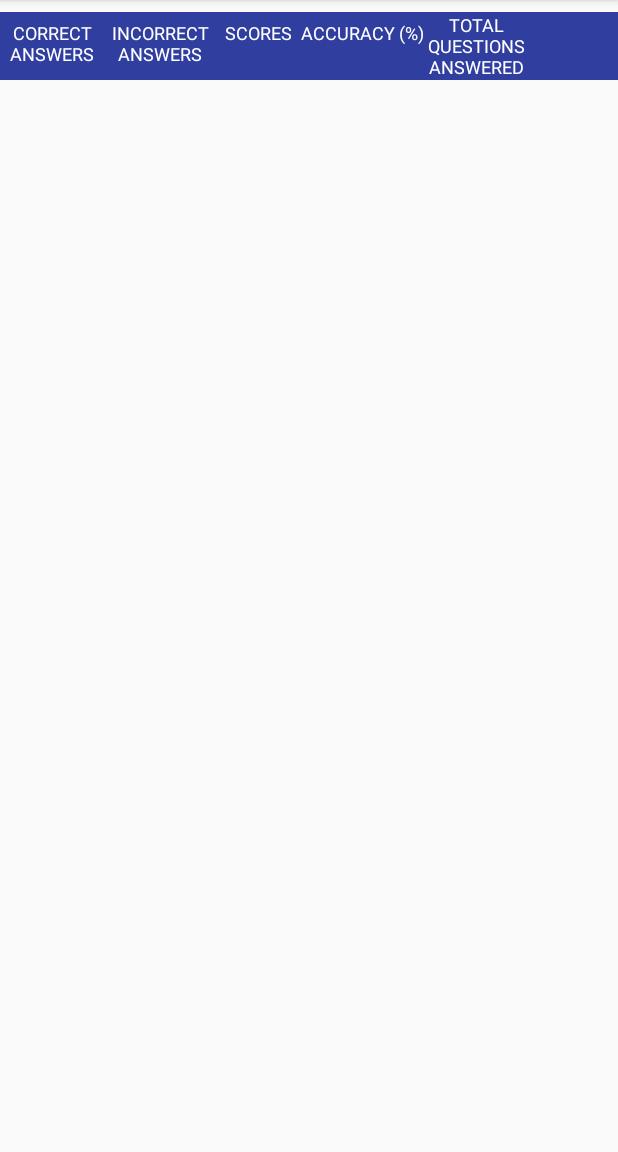
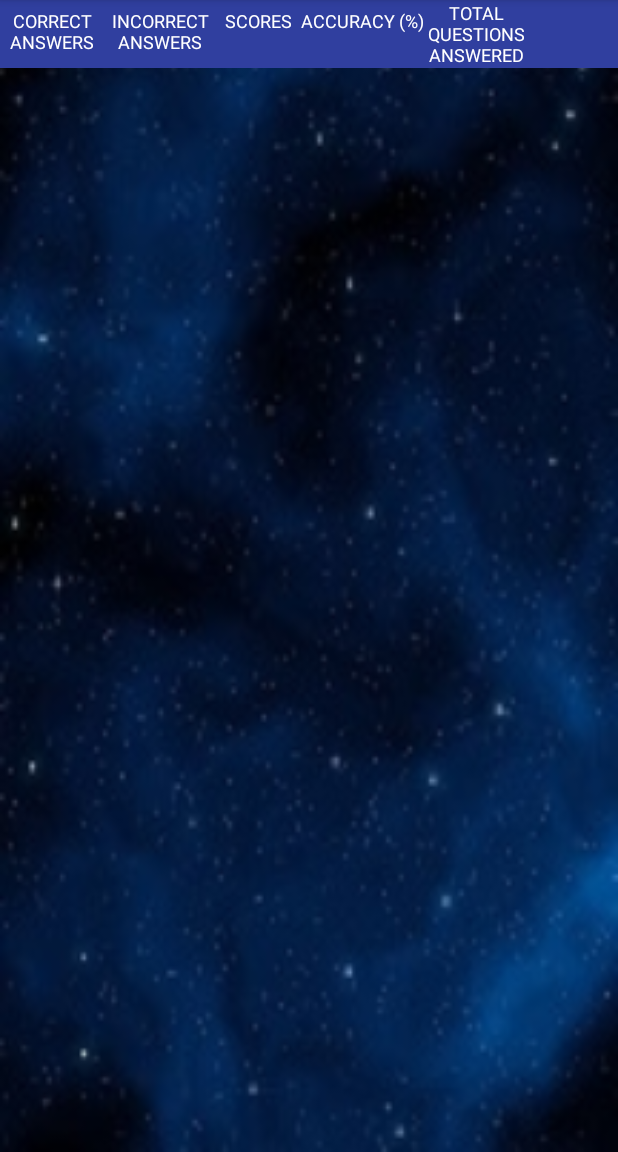
Before and after one commit to rananotfound/BrainShaker_QuizApp, an Android app: the HighScoreBoard screen opened directly, with no data from a screen before it, on a phone screen of 412 x 824 dp, the part 84-1236 px from its top. Run offline under Robolectric (Android 15) with nearby library versions, the phone set to English and light mode, and no system bars; Roboto replaces fonts that are not available here.

Commit message:
third commit

```diff
--- a/app/src/main/java/com/ashutoshrana/brainshakerquizapp/HighScoreBoard.java
+++ b/app/src/main/java/com/ashutoshrana/brainshakerquizapp/HighScoreBoard.java
@@ -2,6 +2,7 @@ package com.ashutoshrana.brainshakerquizapp;
 
 import android.support.v7.app.AppCompatActivity;
 import android.os.Bundle;
+import android.widget.TableLayout;
 
 public class HighScoreBoard extends AppCompatActivity {
 
@@ -10,7 +11,7 @@ public class HighScoreBoard extends AppCompatActivity {
         super.onCreate(savedInstanceState);
         setContentView(R.layout.activity_high_score_board);
 
-
+        TableLayout mylist=(TableLayout) findViewById(R.id.table_lay);
 
     }
 }
--- a/app/src/main/java/com/ashutoshrana/brainshakerquizapp/ScoreBoard.java
+++ b/app/src/main/java/com/ashutoshrana/brainshakerquizapp/ScoreBoard.java
@@ -27,12 +27,14 @@ public class ScoreBoard extends AppCompatActivity {
         String player_new = getIntent().getStringExtra("Name"); //contains the name of player
         final Integer answers_right = Integer.parseInt(getIntent().getStringExtra("Correct"));
         final Integer total_questions=Integer.parseInt(getIntent().getStringExtra("Questions"));
-
+        final Integer incorrect_answer = total_questions-answers_right;
+        float percentage = ((float)answers_right / (float)total_questions)*100.00f;
 
         score.setText(score_new);
         name.setText(player_new);
 
-
+        ScoreDataBase scoreDataBase = new ScoreDataBase(ScoreBoard.this);
+        scoreDataBase.addData(answers_right.toString(),incorrect_answer.toString(),score_new, percentage,total_questions.toString());
 
 
         new_game.setOnClickListener(new View.OnClickListener()
--- a/app/src/main/res/layout/activity_high_score_board.xml
+++ b/app/src/main/res/layout/activity_high_score_board.xml
@@ -7,9 +7,10 @@
     tools:context=".HighScoreBoard">
 
     <TableLayout
+        android:id="@+id/table_lay"
         android:layout_width="match_parent"
         android:layout_height="match_parent"
-        android:layout_marginTop="8dp"
+        android:background="@drawable/bgd"
         app:layout_constraintBottom_toBottomOf="parent"
         app:layout_constraintEnd_toEndOf="parent"
         app:layout_constraintStart_toStartOf="parent"
--- a/app/src/main/res/layout/activity_main2.xml
+++ b/app/src/main/res/layout/activity_main2.xml
@@ -45,7 +45,8 @@
         android:layout_alignParentEnd="true"
         android:layout_alignParentRight="true"
         android:layout_alignTop="@+id/timer"
-        android:background="#ff398a"
+        android:background="@drawable/mybutton"
+        android:backgroundTint="@color/colorAccent"
         android:paddingLeft="10dp"
         android:text="@string/_0"
         android:textSize="30sp"
@@ -64,7 +65,7 @@
             android:id="@+id/button"
             android:layout_width="178dp"
             android:layout_height="143dp"
-            android:background="@drawable/mybutton"
+            android:background="@color/colorPrimaryDark"
             android:text="@string/_25"
             android:textSize="40sp"
             android:textStyle="bold" />
```
Also changed, not shown: app/src/main/java/com/ashutoshrana/brainshakerquizapp/ScoreDataBase.java (+8 -1 lines).
